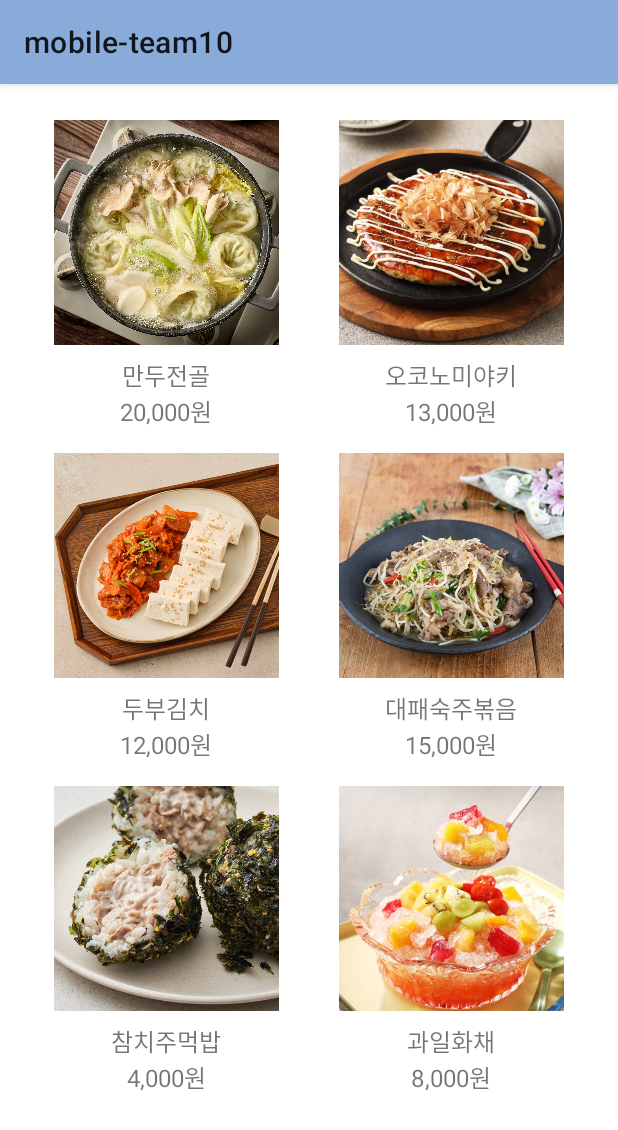
After one commit to jiho5191/mobile-kiosk-app, an Android app: the fragment MealFragment shown on its own in the app's theme, on a phone screen of 412 x 824 dp. The commit adds this screen. Shown: the top 1130 px of the screen. Run offline under Robolectric (Android 15) with nearby library versions, the phone set to English and light mode, and no system bars.

Commit message:
각 탭 프래그먼트 생성, 장바구니 버튼까지만 생성(기능x)

```diff
--- a/app/src/main/AndroidManifest.xml
+++ b/app/src/main/AndroidManifest.xml
@@ -13,6 +13,10 @@
         android:theme="@style/Theme.Mobileteam10"
         tools:targetApi="31">
         <activity
+            android:name=".MainActivity2"
+            android:exported="false"
+            android:parentActivityName=".MainActivity"/>
+        <activity
             android:name=".MainActivity"
             android:exported="true">
             <intent-filter>
--- /dev/null
+++ b/app/src/main/java/com/example/mobile_team10/MealFragment.kt
@@ -0,0 +1,59 @@
+package com.example.mobile_team10
+
+import android.os.Bundle
+import androidx.fragment.app.Fragment
+import android.view.LayoutInflater
+import android.view.View
+import android.view.ViewGroup
+
+// TODO: Rename parameter arguments, choose names that match
+// the fragment initialization parameters, e.g. ARG_ITEM_NUMBER
+private const val ARG_PARAM1 = "param1"
+private const val ARG_PARAM2 = "param2"
+
+/**
+ * A simple [Fragment] subclass.
+ * Use the [MealFragment.newInstance] factory method to
+ * create an instance of this fragment.
+ */
+class MealFragment : Fragment() {
+    // TODO: Rename and change types of parameters
+    private var param1: String? = null
+    private var param2: String? = null
+
+    override fun onCreate(savedInstanceState: Bundle?) {
+        super.onCreate(savedInstanceState)
+        arguments?.let {
+            param1 = it.getString(ARG_PARAM1)
+            param2 = it.getString(ARG_PARAM2)
+        }
+    }
+
+    override fun onCreateView(
+        inflater: LayoutInflater, container: ViewGroup?,
+        savedInstanceState: Bundle?
+    ): View? {
+        // Inflate the layout for this fragment
+        return inflater.inflate(R.layout.fragment_meal, container, false)
+    }
+
+    companion object {
+        /**
+         * Use this factory method to create a new instance of
+         * this fragment using the provided parameters.
+         *
+         * @param param1 Parameter 1.
+         * @param param2 Parameter 2.
+         * @return A new instance of fragment MealFragment.
+         */
+        // TODO: Rename and change types and number of parameters
+        @JvmStatic
+        fun newInstance(param1: String, param2: String) =
+            MealFragment().apply {
+                arguments = Bundle().apply {
+                    putString(ARG_PARAM1, param1)
+                    putString(ARG_PARAM2, param2)
+                }
+            }
+    }
+}
--- /dev/null
+++ b/app/src/main/res/layout/fragment_meal.xml
@@ -0,0 +1,189 @@
+<androidx.core.widget.NestedScrollView
+    xmlns:android="http://schemas.android.com/apk/res/android"
+    android:layout_width="match_parent"
+    android:layout_height="match_parent">
+
+    <GridLayout
+        android:layout_width="match_parent"
+        android:layout_height="wrap_content"
+        android:columnCount="2"
+        android:padding="16dp"
+        android:orientation="horizontal">
+
+        <!-- 메뉴 항목 -->
+        <LinearLayout
+            android:layout_width="0dp"
+            android:layout_height="wrap_content"
+            android:layout_rowWeight="1"
+            android:layout_columnWeight="1"
+            android:layout_margin="8dp"
+            android:orientation="vertical"
+            android:gravity="center_horizontal"
+            android:id="@+id/mandoo">
+
+            <ImageView
+                android:layout_width="150dp"
+                android:layout_height="150dp"
+                android:scaleType="centerCrop"
+                android:src="@drawable/mandoo" />
+
+            <TextView
+                android:layout_width="wrap_content"
+                android:layout_height="wrap_content"
+                android:textSize="16sp"
+                android:text="만두전골"
+                android:layout_marginTop="8dp" />
+
+            <TextView
+                android:layout_width="wrap_content"
+                android:layout_height="wrap_content"
+                android:textSize="16sp"
+                android:text="20,000원" />
+        </LinearLayout>
+        <LinearLayout
+            android:layout_width="0dp"
+            android:layout_height="wrap_content"
+            android:layout_rowWeight="1"
+            android:layout_columnWeight="1"
+            android:layout_margin="8dp"
+            android:orientation="vertical"
+            android:gravity="center_horizontal"
+            android:id="@+id/okonomiyaki">
+
+            <ImageView
+                android:layout_width="150dp"
+                android:layout_height="150dp"
+                android:scaleType="centerCrop"
+                android:src="@drawable/okonomiyaki" />
+
+            <TextView
+                android:layout_width="wrap_content"
+                android:layout_height="wrap_content"
+                android:textSize="16sp"
+                android:text="오코노미야키"
+                android:layout_marginTop="8dp" />
+
+            <TextView
+                android:layout_width="wrap_content"
+                android:layout_height="wrap_content"
+                android:textSize="16sp"
+                android:text="13,000원" />
+        </LinearLayout>
+        <LinearLayout
+            android:layout_width="0dp"
+            android:layout_height="wrap_content"
+            android:layout_rowWeight="1"
+            android:layout_columnWeight="1"
+            android:layout_margin="8dp"
+            android:orientation="vertical"
+            android:gravity="center_horizontal"
+            android:id="@+id/dubu">
+
+            <ImageView
+                android:layout_width="150dp"
+                android:layout_height="150dp"
+                android:scaleType="centerCrop"
+                android:src="@drawable/dubu" />
+
+            <TextView
+                android:layout_width="wrap_content"
+                android:layout_height="wrap_content"
+                android:textSize="16sp"
+                android:text="두부김치"
+                android:layout_marginTop="8dp" />
+
+            <TextView
+                android:layout_width="wrap_content"
+                android:layout_height="wrap_content"
+                android:textSize="16sp"
+                android:text="12,000원" />
+        </LinearLayout>
+        <LinearLayout
+            android:layout_width="0dp"
+            android:layout_height="wrap_content"
+            android:layout_rowWeight="1"
+            android:layout_columnWeight="1"
+            android:layout_margin="8dp"
+            android:orientation="vertical"
+            android:gravity="center_horizontal"
+            android:id="@+id/daepae">
+
+            <ImageView
+                android:layout_width="150dp"
+                android:layout_height="150dp"
+                android:scaleType="centerCrop"
+                android:src="@drawable/daepae" />
+
+            <TextView
+                android:layout_width="wrap_content"
+                android:layout_height="wrap_content"
+                android:textSize="16sp"
+                android:text="대패숙주볶음"
+                android:layout_marginTop="8dp" />
+
+            <TextView
+                android:layout_width="wrap_content"
+                android:layout_height="wrap_content"
+                android:textSize="16sp"
+                android:text="15,000원" />
+        </LinearLayout>
+        <LinearLayout
+            android:layout_width="0dp"
+            android:layout_height="wrap_content"
+            android:layout_rowWeight="1"
+            android:layout_columnWeight="1"
+            android:layout_margin="8dp"
+            android:orientation="vertical"
+            android:gravity="center_horizontal"
+            android:id="@+id/jumukbab">
+
+            <ImageView
+                android:layout_width="150dp"
+                android:layout_height="150dp"
+                android:scaleType="centerCrop"
+                android:src="@drawable/jumukbab" />
+
+            <TextView
+                android:layout_width="wrap_content"
+                android:layout_height="wrap_content"
+                android:textSize="16sp"
+                android:text="참치주먹밥"
+                android:layout_marginTop="8dp" />
+
+            <TextView
+                android:layout_width="wrap_content"
+                android:layout_height="wrap_content"
+                android:textSize="16sp"
+                android:text="4,000원" />
+        </LinearLayout>
+        <LinearLayout
+            android:layout_width="0dp"
+            android:layout_height="wrap_content"
+            android:layout_rowWeight="1"
+            android:layout_columnWeight="1"
+            android:layout_margin="8dp"
+            android:orientation="vertical"
+            android:gravity="center_horizontal"
+            android:id="@+id/hwachae">
+
+            <ImageView
+                android:layout_width="150dp"
+                android:layout_height="150dp"
+                android:scaleType="centerCrop"
+                android:src="@drawable/hwachae" />
+
+            <TextView
+                android:layout_width="wrap_content"
+                android:layout_height="wrap_content"
+                android:textSize="16sp"
+                android:text="과일화채"
+                android:layout_marginTop="8dp" />
+
+            <TextView
+                android:layout_width="wrap_content"
+                android:layout_height="wrap_content"
+                android:textSize="16sp"
+                android:text="8,000원" />
+        </LinearLayout>
+    </GridLayout>
+</androidx.core.widget.NestedScrollView>
--- a/app/src/main/res/values/strings.xml
+++ b/app/src/main/res/values/strings.xml
@@ -1,3 +1,5 @@
 <resources>
     <string name="app_name">mobile-team10</string>
+    <!-- TODO: Remove or change this placeholder text -->
+    <string name="hello_blank_fragment">Hello blank fragment</string>
 </resources>
--- a/app/src/main/res/values/themes.xml
+++ b/app/src/main/res/values/themes.xml
@@ -1,8 +1,9 @@
 <resources xmlns:tools="http://schemas.android.com/tools">
     <!-- Base application theme. -->
-    <style name="Base.Theme.Mobileteam10" parent="Theme.Material3.DayNight.NoActionBar">
+    <style name="Base.Theme.Mobileteam10" parent="Theme.MaterialComponents.DayNight">
         <!-- Customize your light theme here. -->
         <!-- <item name="colorPrimary">@color/my_light_primary</item> -->
+        <item name="colorPrimary">#89ABD9</item>
     </style>
 
     <style name="Theme.Mobileteam10" parent="Base.Theme.Mobileteam10" />
```
Also changed, not shown: app/src/main/java/com/example/mobile_team10/DrinkFragment.kt (added, +59 -0 lines), app/src/main/java/com/example/mobile_team10/MainActivity.kt (+35 -1 lines), app/src/main/java/com/example/mobile_team10/MainActivity2.kt (added, +21 -0 lines), app/src/main/java/com/example/mobile_team10/SetMenuFragment.kt (added, +59 -0 lines), app/src/main/res/layout/activity_main.xml (+30 -4 lines), app/src/main/res/layout/activity_main2.xml (added, +10 -0 lines), app/src/main/res/layout/fragment_drink.xml (added, +73 -0 lines), app/src/main/res/layout/fragment_set_menu.xml (added, +115 -0 lines), app/src/main/res/drawable/drink.jpg (added), app/src/main/res/drawable/hwachae.jpg (added), app/src/main/res/drawable/ic_cart.png (added), app/src/main/res/drawable/mandoo.jpg, app/src/main/res/drawable/water.jpg (added).
